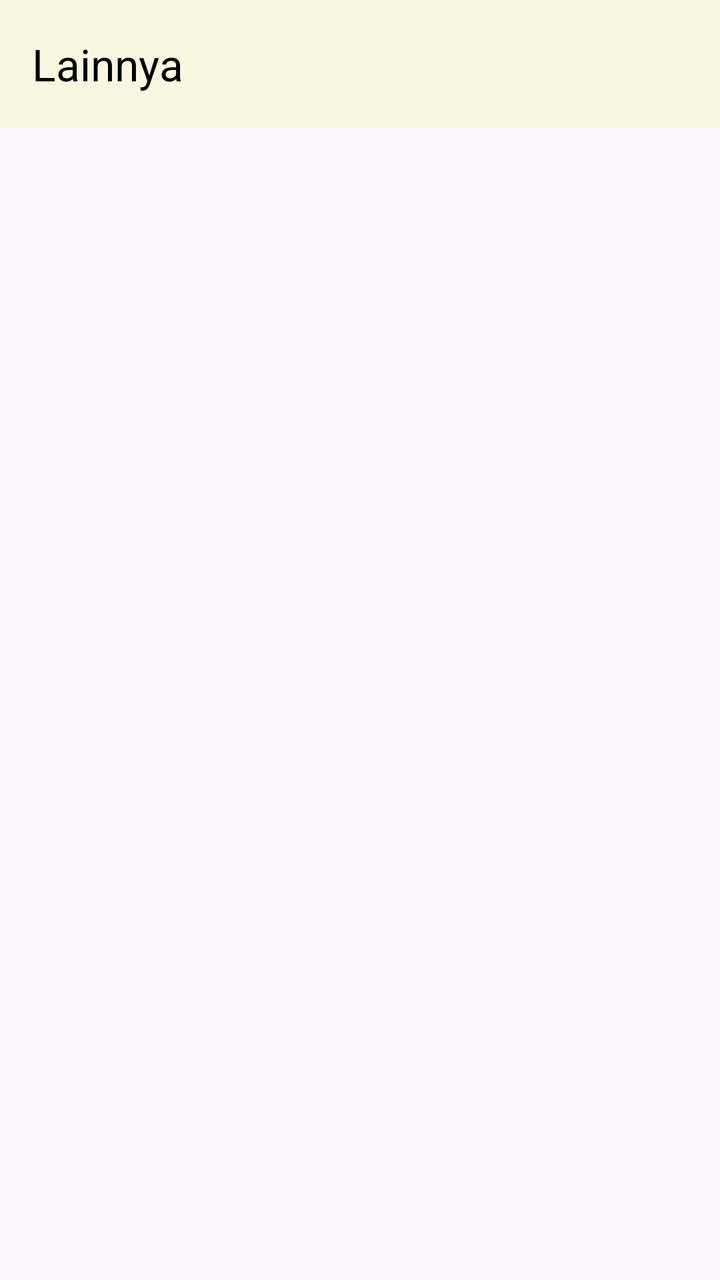
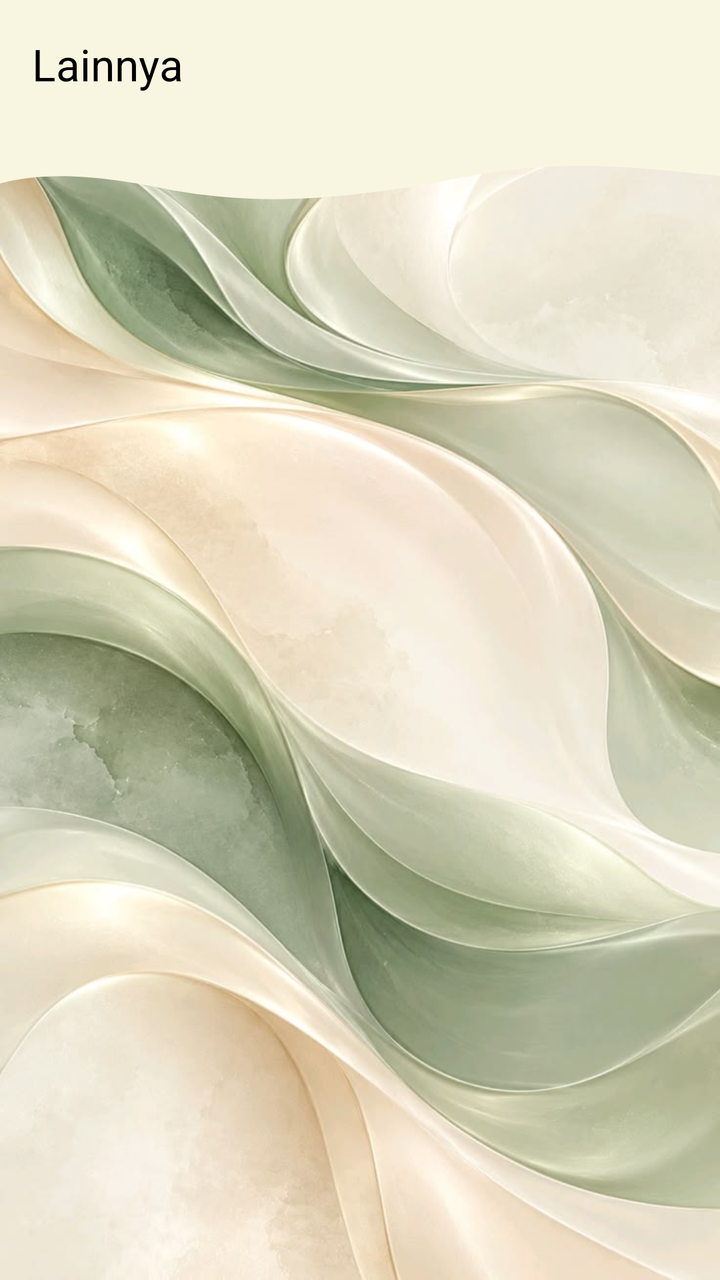

Compare the two renders of this Android layout. The source of the first and the diff that turns it into the second are given below.
<!-- AndroidManifest.xml: application theme Theme.Nadini_3TIB -->
<!-- res/layout/fragment_more.xml -->
<?xml version="1.0" encoding="utf-8"?>
<androidx.coordinatorlayout.widget.CoordinatorLayout
    xmlns:android="http://schemas.android.com/apk/res/android"
    xmlns:app="http://schemas.android.com/apk/res-auto"
    xmlns:tools="http://schemas.android.com/tools"
    android:layout_width="match_parent"
    android:layout_height="match_parent"
    android:background="@android:color/transparent"
    tools:context=".More.MoreFragment">

    <com.google.android.material.appbar.AppBarLayout
        android:layout_width="match_parent"
        android:layout_height="wrap_content"
        android:theme="@style/ThemeOverlay.AppCompat.Dark.ActionBar">

        <androidx.appcompat.widget.Toolbar
            android:id="@+id/toolbar"
            android:layout_width="match_parent"
            android:layout_height="?attr/actionBarSize"
            android:background="@color/kuning"
            app:title="Lainnya"
            app:titleTextColor="@android:color/black" />

    </com.google.android.material.appbar.AppBarLayout>

    <ListView
        android:id="@+id/listViewItems"
        android:layout_width="match_parent"
        android:layout_height="match_parent"
        android:divider="#DDDDDD"
        android:dividerHeight="1dp"
        android:padding="12dp"
        android:clipToPadding="false"
        app:layout_behavior="@string/appbar_scrolling_view_behavior" />

</androidx.coordinatorlayout.widget.CoordinatorLayout>
<!-- resources referenced by this layout -->
<resources>
  <color name="kuning">#F8F6E1</color>
  <style name="Theme.Nadini_3TIB" parent="Base.Theme.Nadini_3TIB" />
  <style name="Base.Theme.Nadini_3TIB" parent="Theme.Material3.DayNight.NoActionBar">
      </style>
</resources>

<!-- the commit's change to res/layout/fragment_more.xml (unified diff, before → after) -->
@@ -5,13 +5,15 @@
     xmlns:tools="http://schemas.android.com/tools"
     android:layout_width="match_parent"
     android:layout_height="match_parent"
-    android:background="@android:color/transparent"
+    android:background="@drawable/pp2"
     tools:context=".More.MoreFragment">
 
     <com.google.android.material.appbar.AppBarLayout
         android:layout_width="match_parent"
         android:layout_height="wrap_content"
-        android:theme="@style/ThemeOverlay.AppCompat.Dark.ActionBar">
+        android:background="@android:color/transparent"
+        android:theme="@style/ThemeOverlay.AppCompat.Dark.ActionBar"
+        app:elevation="0dp">
 
         <androidx.appcompat.widget.Toolbar
             android:id="@+id/toolbar"
@@ -21,16 +23,23 @@
             app:title="Lainnya"
             app:titleTextColor="@android:color/black" />
 
+        <View
+            android:layout_width="match_parent"
+            android:layout_height="40dp"
+            android:background="@drawable/bg_header_wave" />
+
     </com.google.android.material.appbar.AppBarLayout>
 
     <ListView
         android:id="@+id/listViewItems"
         android:layout_width="match_parent"
         android:layout_height="match_parent"
+        android:background="@android:color/transparent"
         android:divider="#DDDDDD"
         android:dividerHeight="1dp"
         android:padding="12dp"
         android:clipToPadding="false"
+        android:visibility="visible"
         app:layout_behavior="@string/appbar_scrolling_view_behavior" />
 
 </androidx.coordinatorlayout.widget.CoordinatorLayout>
<!-- resource entries referenced after the edit -->
@@ -1,6 +1,27 @@
 <!-- resources referenced by this layout -->
 <resources>
   <color name="kuning">#F8F6E1</color>
+  <!-- drawable bg_header_wave (drawable) -->
+  <?xml version="1.0" encoding="utf-8"?>
+  <vector xmlns:android="http://schemas.android.com/apk/res/android"
+      android:width="360dp"
+      android:height="75dp"
+      android:viewportWidth="360"
+      android:viewportHeight="75">
+  
+      <path
+          android:fillColor="#F8F6E1"
+          android:pathData="
+              M0,0
+              H360
+              V45
+              C310,35 280,30 235,45
+              C180,65 135,75 85,58
+              C45,42 20,42 0,52
+              Z" />
+  
+  </vector>
+  <!-- drawable pp2: jpg bitmap (drawable, 66113 bytes) -->
   <style name="Theme.Nadini_3TIB" parent="Base.Theme.Nadini_3TIB" />
   <style name="Base.Theme.Nadini_3TIB" parent="Theme.Material3.DayNight.NoActionBar">
       </style>
